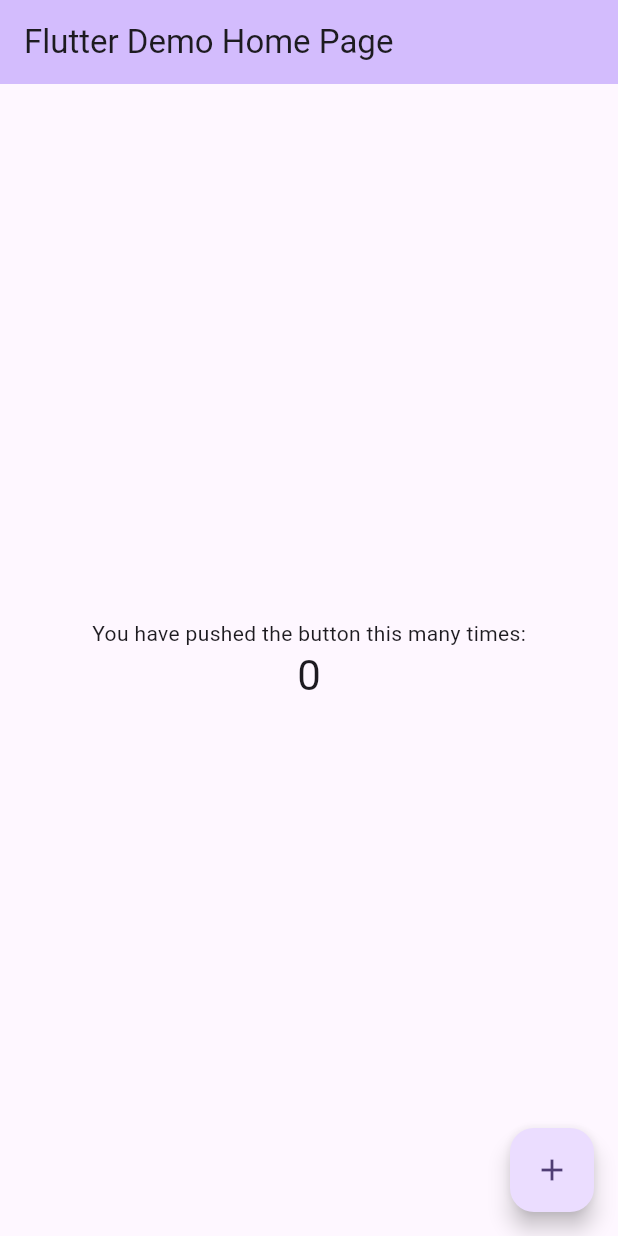
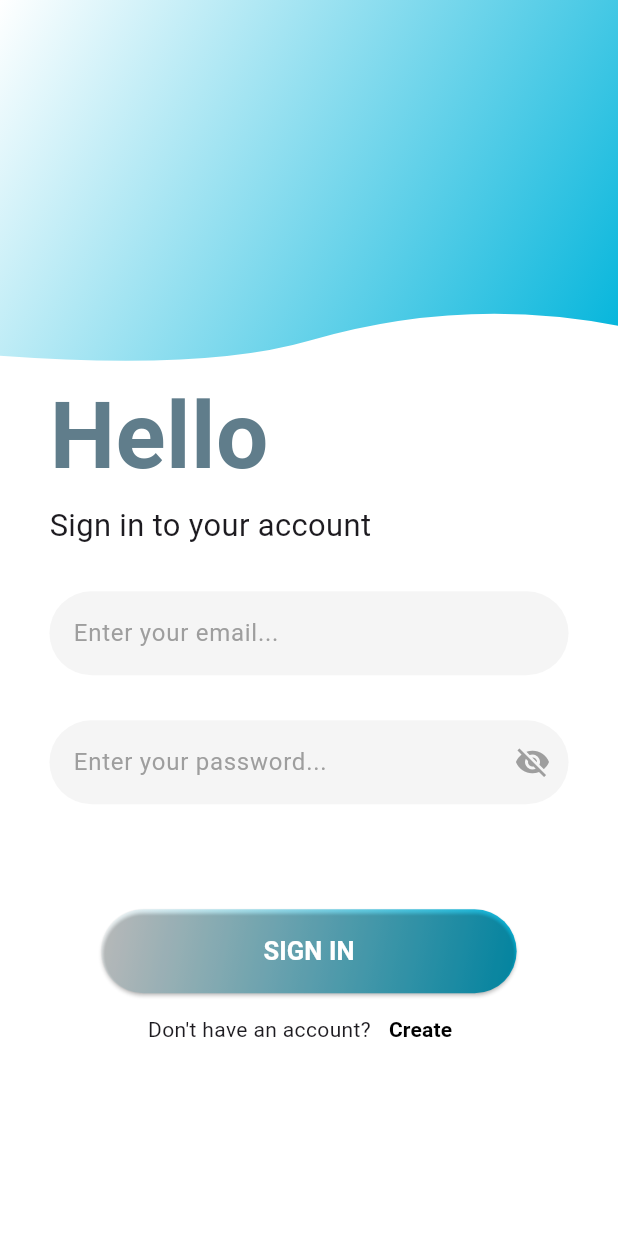
Before and after one commit to weiwei146/study_app, a Flutter app: the screen it shows after launch, on a phone screen of 412 x 824 dp. Run offline on Flutter 3.47's test engine with Material 3 defaults, Android fonts, the phone set to English and light mode, and no system bars; our stand-ins replace flutter_custom_clippers.

Commit message:
login screen

```diff
--- a/lib/main.dart
+++ b/lib/main.dart
@@ -1,4 +1,5 @@
 import 'package:flutter/material.dart';
+import 'package:study_app/view/LoginScreen.dart';
 
 void main() {
   runApp(const MyApp());
@@ -6,120 +7,15 @@
 
 class MyApp extends StatelessWidget {
   const MyApp({super.key});
-
-  // This widget is the root of your application.
   @override
   Widget build(BuildContext context) {
     return MaterialApp(
-      title: 'Flutter Demo',
+      debugShowCheckedModeBanner: false,
       theme: ThemeData(
-        // This is the theme of your application.
-        //
-        // TRY THIS: Try running your application with "flutter run". You'll see
-        // the application has a purple toolbar. Then, without quitting the app,
-        // try changing the seedColor in the colorScheme below to Colors.green
-        // and then invoke "hot reload" (save your changes or press the "hot
-        // reload" button in a Flutter-supported IDE, or press "r" if you used
-        // the command line to start the app).
-        //
-        // Notice that the counter didn't reset back to zero; the application
-        // state is not lost during the reload. To reset the state, use hot
-        // restart instead.
-        //
-        // This works for code too, not just values: Most code changes can be
-        // tested with just a hot reload.
         colorScheme: ColorScheme.fromSeed(seedColor: Colors.deepPurple),
         useMaterial3: true,
       ),
-      home: const MyHomePage(title: 'Flutter Demo Home Page'),
+      home: const LoginScreen(),
     );
   }
 }
-
-class MyHomePage extends StatefulWidget {
-  const MyHomePage({super.key, required this.title});
-
-  // This widget is the home page of your application. It is stateful, meaning
-  // that it has a State object (defined below) that contains fields that affect
-  // how it looks.
-
-  // This class is the configuration for the state. It holds the values (in this
-  // case the title) provided by the parent (in this case the App widget) and
-  // used by the build method of the State. Fields in a Widget subclass are
-  // always marked "final".
-
-  final String title;
-
-  @override
-  State<MyHomePage> createState() => _MyHomePageState();
-}
-
-class _MyHomePageState extends State<MyHomePage> {
-  int _counter = 0;
-
-  void _incrementCounter() {
-    setState(() {
-      // This call to setState tells the Flutter framework that something has
-      // changed in this State, which causes it to rerun the build method below
-      // so that the display can reflect the updated values. If we changed
-      // _counter without calling setState(), then the build method would not be
-      // called again, and so nothing would appear to happen.
-      _counter++;
-    });
-  }
-
-  @override
-  Widget build(BuildContext context) {
-    // This method is rerun every time setState is called, for instance as done
-    // by the _incrementCounter method above.
-    //
-    // The Flutter framework has been optimized to make rerunning build methods
-    // fast, so that you can just rebuild anything that needs updating rather
-    // than having to individually change instances of widgets.
-    return Scaffold(
-      appBar: AppBar(
-        // TRY THIS: Try changing the color here to a specific color (to
-        // Colors.amber, perhaps?) and trigger a hot reload to see the AppBar
-        // change color while the other colors stay the same.
-        backgroundColor: Theme.of(context).colorScheme.inversePrimary,
-        // Here we take the value from the MyHomePage object that was created by
-        // the App.build method, and use it to set our appbar title.
-        title: Text(widget.title),
-      ),
-      body: Center(
-        // Center is a layout widget. It takes a single child and positions it
-        // in the middle of the parent.
-        child: Column(
-          // Column is also a layout widget. It takes a list of children and
-          // arranges them vertically. By default, it sizes itself to fit its
-          // children horizontally, and tries to be as tall as its parent.
-          //
-          // Column has various properties to control how it sizes itself and
-          // how it positions its children. Here we use mainAxisAlignment to
-          // center the children vertically; the main axis here is the vertical
-          // axis because Columns are vertical (the cross axis would be
-          // horizontal).
-          //
-          // TRY THIS: Invoke "debug painting" (choose the "Toggle Debug Paint"
-          // action in the IDE, or press "p" in the console), to see the
-          // wireframe for each widget.
-          mainAxisAlignment: MainAxisAlignment.center,
-          children: <Widget>[
-            const Text(
-              'You have pushed the button this many times:',
-            ),
-            Text(
-              '$_counter',
-              style: Theme.of(context).textTheme.headlineMedium,
-            ),
-          ],
-        ),
-      ),
-      floatingActionButton: FloatingActionButton(
-        onPressed: _incrementCounter,
-        tooltip: 'Increment',
-        child: const Icon(Icons.add),
-      ), // This trailing comma makes auto-formatting nicer for build methods.
-    );
-  }
-}
--- /dev/null
+++ b/lib/view/LoginScreen.dart
@@ -0,0 +1,210 @@
+import 'package:flutter/cupertino.dart';
+import 'package:flutter/material.dart';
+import 'package:flutter_custom_clippers/flutter_custom_clippers.dart';
+
+class LoginScreen extends StatefulWidget {
+  const LoginScreen({super.key});
+
+  @override
+  State<LoginScreen> createState() => _LoginScreenState();
+}
+
+class _LoginScreenState extends State<LoginScreen> {
+  bool _isShowPassWord = true;
+  final TextEditingController _emailController = TextEditingController();
+  final TextEditingController _passwordController = TextEditingController();
+  final _signInFormKey = GlobalKey<FormState>();
+
+  @override
+  Widget build(BuildContext context) {
+    double screenHeight = MediaQuery.of(context).size.height;
+    double screenWidth = MediaQuery.of(context).size.width;
+
+    return Scaffold(
+      backgroundColor: Colors.white,
+      body: SingleChildScrollView(
+        child: Column(
+          children: [
+            ClipPath(
+              clipper: WaveClipperOne(),
+              child: Container(
+                width: double.infinity,
+                height: screenHeight * 0.3,
+                padding: const EdgeInsets.symmetric(horizontal: 24.0),
+                decoration: const BoxDecoration(
+                  gradient: LinearGradient(
+                    colors: [Colors.white, Color(0xFF00B4DB)],
+                    begin: Alignment.topLeft,
+                    end: Alignment.bottomRight,
+                  ),
+                ),
+                alignment: Alignment.centerLeft,
+              ),
+            ),
+            Padding(
+              padding: EdgeInsets.symmetric(horizontal: screenWidth * 0.08),
+              child: Align(
+                alignment: Alignment.centerLeft,
+                child: Column(
+                  crossAxisAlignment: CrossAxisAlignment.start,
+                  children: [
+                    Text(
+                      "Hello",
+                      style: TextStyle(
+                        fontWeight: FontWeight.bold,
+                        fontSize: screenWidth * 0.15,
+                        color: Colors.blueGrey,
+                      ),
+                    ),
+                    Text(
+                      "Sign in to your account",
+                      style: TextStyle(
+                        fontSize: screenWidth * 0.05,
+                      ),
+                    ),
+                  ],
+                ),
+              ),
+            ),
+            const SizedBox(height: 30),
+            Padding(
+              padding: EdgeInsets.symmetric(horizontal: screenWidth * 0.08),
+              child: Align(
+                alignment: Alignment.bottomCenter,
+                child: Padding(
+                  padding: const EdgeInsets.only(bottom: 20.0),
+                  child: Column(
+                    crossAxisAlignment: CrossAxisAlignment.center,
+                    children: [
+                      Form(
+                        key: _signInFormKey,
+                        child: Column(
+                          children: [
+                            TextFormField(
+                              controller: _emailController,
+                              decoration: InputDecoration(
+                                hintText: 'Enter your email...',
+                                hintStyle: const TextStyle(
+                                  color: Colors.grey,
+                                ),
+                                filled: true,
+                                fillColor: Colors.grey[100],
+                                border: OutlineInputBorder(
+                                  borderRadius: BorderRadius.circular(30),
+                                  borderSide: BorderSide.none,
+                                ),
+                              ),
+                              validator: (String? value) {
+                                if (value == null || value.isEmpty) {
+                                  return 'Please enter your email';
+                                }
+                                return null;
+                              },
+                            ),
+                            const SizedBox(height: 30),
+                            TextFormField(
+                              controller: _passwordController,
+                              obscureText: _isShowPassWord,
+                              decoration: InputDecoration(
+                                hintText: 'Enter your password...',
+                                hintStyle: const TextStyle(
+                                  color: Colors.grey,
+                                ),
+                                filled: true,
+                                fillColor: Colors.grey[100],
+                                border: OutlineInputBorder(
+                                  borderRadius: BorderRadius.circular(30),
+                                  borderSide: BorderSide.none,
+                                ),
+                                suffixIcon: IconButton(
+                                  icon: Icon(
+                                    _isShowPassWord
+                                        ? Icons.visibility_off
+                                        : Icons.visibility,
+                                    color: Colors.grey,
+                                  ),
+                                  onPressed: () {
+                                    setState(() {
+                                      _isShowPassWord = !_isShowPassWord;
+                                    });
+                                  },
+                                ),
+                              ),
+                              validator: (String? value) {
+                                if (value == null || value.isEmpty) {
+                                  return 'Please enter your password';
+                                }
+                                return null;
+                              },
+                            ),
+                            const SizedBox(height: 70),
+                            FractionallySizedBox(
+                              widthFactor: 0.8,
+                              child: Container(
+                                decoration: BoxDecoration(
+                                  gradient: const LinearGradient(
+                                    colors: [Colors.white, Color(0xFF00B4DB)],
+                                    begin: Alignment.topLeft,
+                                    end: Alignment.bottomRight,
+                                  ),
+                                  borderRadius: BorderRadius.circular(30),
+                                ),
+                                child: ElevatedButton(
+                                  onPressed: () {
+                                    if (_signInFormKey.currentState!.validate()) {
+                                      final email = _emailController.text.trim();
+                                      final password = _passwordController.text;
+                                      //goi API login o day
+                                    }
+                                  },
+                                  style: ElevatedButton.styleFrom(
+                                    padding: const EdgeInsets.symmetric(horizontal: 70, vertical: 16),
+                                    backgroundColor: Colors.transparent, // Đảm bảo không có nền mặc định
+                                    shape: RoundedRectangleBorder(
+                                      borderRadius: BorderRadius.circular(30),
+                                    ),
+                                  ),
+                                  child: const Text(
+                                    'SIGN IN',
+                                    style: TextStyle(
+                                      fontSize: 17,
+                                      fontWeight: FontWeight.bold,
+                                      color: Colors.white,
+                                    ),
+                                  ),
+                                ),
+                              ),
+                            ),
+                          ],
+                        ),
+                      ),
+                      Row(
+                        mainAxisAlignment: MainAxisAlignment.center,
+                        children: [
+                          const Text(
+                            "Don't have an account?",
+                          ),
+                          TextButton(
+                            onPressed: () {
+                              //Navigator.push(context, MaterialPageRoute(builder: (context) => const SignUpScreen()));
+                            },
+                            child: const Text(
+                              "Create",
+                              style: TextStyle(
+                                  fontWeight: FontWeight.bold,
+                                  color: Colors.black),
+                            ),
+                          ),
+                        ],
+                      ),
+                    ],
+                  ),
+                ),
+              ),
+            ),
+          ],
+        ),
+      )
+    );
+  }
+}
--- a/pubspec.yaml
+++ b/pubspec.yaml
@@ -35,7 +35,7 @@ dependencies:
   # The following adds the Cupertino Icons font to your application.
   # Use with the CupertinoIcons class for iOS style icons.
   cupertino_icons: ^1.0.8
-
+  flutter_custom_clippers: ^2.1.0
 dev_dependencies:
   flutter_test:
     sdk: flutter
```
Also changed, not shown: pubspec.lock.
